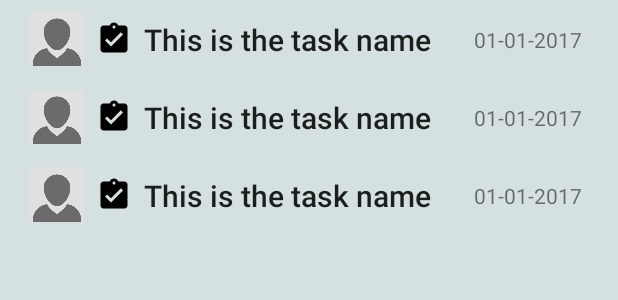
After one commit to hayeb/SDE, an Android app: the layout fragment_groupactivity_list.xml on its own in the app's theme, with its tools: preview values and no code run, on a phone screen of 412 x 824 dp. The commit adds this screen. Shown: the top 300 px of the screen. Run offline under Robolectric (Android 15) with nearby library versions, the phone set to English and light mode, and no system bars.

Commit message:
Add activity view in group overview

```diff
--- a/propr-app/app/src/main/java/giphouse/nl/proprapp/dagger/ProprApplicationComponent.java
+++ b/propr-app/app/src/main/java/giphouse/nl/proprapp/dagger/ProprApplicationComponent.java
@@ -10,6 +10,7 @@ import giphouse.nl.proprapp.account.ui.RegisterAccountActivity;
 import giphouse.nl.proprapp.ui.group.GroupAddActivity;
 import giphouse.nl.proprapp.ui.group.GroupJoinActivity;
 import giphouse.nl.proprapp.ui.group.GroupListActivity;
+import giphouse.nl.proprapp.ui.group.overview.GroupActivityFragment;
 import giphouse.nl.proprapp.ui.group.overview.GroupMembersFragment;
 import giphouse.nl.proprapp.ui.group.overview.MyTasksFragment;
 
@@ -37,4 +38,6 @@ public interface ProprApplicationComponent {
 	void inject(SplashActivity splashActivity);
 
 	void inject(GroupMembersFragment groupMembersFragment);
+
+	void inject(GroupActivityFragment groupActivityFragment);
 }
--- a/propr-app/app/src/main/java/giphouse/nl/proprapp/service/task/TaskService.java
+++ b/propr-app/app/src/main/java/giphouse/nl/proprapp/service/task/TaskService.java
@@ -12,6 +12,9 @@ import retrofit2.http.Query;
  */
 public interface TaskService {
 
-	@GET("api/task/group")
+	@GET("api/task/group/user")
 	Call<List<TaskDto>> getTasksForUserInGroup(final @Query("groupname") String groupname);
+
+	@GET("api/task/group/done")
+	Call<List<TaskDto>> getDoneTasksInGroup(final @Query("groupname") String groupname);
 }
--- a/propr-app/app/src/main/java/giphouse/nl/proprapp/ui/group/overview/GroupMembersFragment.java
+++ b/propr-app/app/src/main/java/giphouse/nl/proprapp/ui/group/overview/GroupMembersFragment.java
@@ -32,6 +32,7 @@ import retrofit2.Call;
 import retrofit2.Callback;
 import retrofit2.Response;
 
+// TODO: Move to a separate activity
 public class GroupMembersFragment extends Fragment {
 	private static final String ARG_PARAM1 = "groupname";
 
--- /dev/null
+++ b/propr-app/app/src/main/res/drawable/ic_assignment_turned_in_black_24dp.xml
@@ -0,0 +1,9 @@
+<vector xmlns:android="http://schemas.android.com/apk/res/android"
+        android:width="24dp"
+        android:height="24dp"
+        android:viewportWidth="24.0"
+        android:viewportHeight="24.0">
+    <path
+        android:fillColor="#FF000000"
+        android:pathData="M19,3h-4.18C14.4,1.84 13.3,1 12,1c-1.3,0 -2.4,0.84 -2.82,2L5,3c-1.1,0 -2,0.9 -2,2v14c0,1.1 0.9,2 2,2h14c1.1,0 2,-0.9 2,-2L21,5c0,-1.1 -0.9,-2 -2,-2zM12,3c0.55,0 1,0.45 1,1s-0.45,1 -1,1 -1,-0.45 -1,-1 0.45,-1 1,-1zM10,17l-4,-4 1.41,-1.41L10,14.17l6.59,-6.59L18,9l-8,8z"/>
+</vector>
--- a/propr-app/app/src/main/res/drawable/ic_people_black_24dp.xml
+++ b/propr-app/app/src/main/res/drawable/ic_people_black_24dp.xml
@@ -4,6 +4,6 @@
         android:viewportWidth="24.0"
         android:viewportHeight="24.0">
     <path
-        android:fillColor="#FF000000"
+        android:fillColor="@color/white"
         android:pathData="M16,11c1.66,0 2.99,-1.34 2.99,-3S17.66,5 16,5c-1.66,0 -3,1.34 -3,3s1.34,3 3,3zM8,11c1.66,0 2.99,-1.34 2.99,-3S9.66,5 8,5C6.34,5 5,6.34 5,8s1.34,3 3,3zM8,13c-2.33,0 -7,1.17 -7,3.5L1,19h14v-2.5c0,-2.33 -4.67,-3.5 -7,-3.5zM16,13c-0.29,0 -0.62,0.02 -0.97,0.05 1.16,0.84 1.97,1.97 1.97,3.45L17,19h6v-2.5c0,-2.33 -4.67,-3.5 -7,-3.5z"/>
 </vector>
--- /dev/null
+++ b/propr-app/app/src/main/res/layout/fragment_groupactivity.xml
@@ -0,0 +1,59 @@
+<?xml version="1.0" encoding="utf-8"?>
+<android.support.constraint.ConstraintLayout xmlns:android="http://schemas.android.com/apk/res/android"
+	xmlns:app="http://schemas.android.com/apk/res-auto"
+	xmlns:tools="http://schemas.android.com/tools"
+	android:id="@+id/linearLayout3"
+	android:layout_width="match_parent"
+	android:layout_height="wrap_content">
+
+	<ImageView
+		android:id="@+id/task_assignee_image"
+		android:layout_width="36dp"
+		android:layout_height="36dp"
+		android:layout_marginBottom="8dp"
+		android:layout_marginStart="4dp"
+		android:layout_marginTop="8dp"
+		android:contentDescription="@string/description_task_assignee"
+		app:layout_constraintBottom_toBottomOf="parent"
+		app:layout_constraintStart_toStartOf="parent"
+		app:layout_constraintTop_toTopOf="parent"
+		app:srcCompat="@drawable/placeholder_avatar" />
+
+	<ImageView
+		android:id="@+id/task_status_image"
+		android:layout_width="24dp"
+		android:layout_height="24dp"
+		android:layout_marginStart="8dp"
+		android:contentDescription="@string/description_task_state"
+		app:layout_constraintBottom_toBottomOf="parent"
+		app:layout_constraintStart_toEndOf="@+id/task_assignee_image"
+		app:layout_constraintTop_toTopOf="parent"
+		app:srcCompat="@drawable/ic_assignment_turned_in_black_24dp" />
+
+	<TextView
+		android:id="@+id/task_name_text"
+		android:layout_width="wrap_content"
+		android:layout_height="wrap_content"
+		android:layout_marginBottom="8dp"
+		android:layout_marginStart="8dp"
+		android:layout_marginTop="8dp"
+		android:text="@string/placeholder_task_name"
+		android:textAppearance="@style/TextAppearance.AppCompat.Light.SearchResult.Title"
+		app:layout_constraintBottom_toBottomOf="parent"
+		app:layout_constraintStart_toEndOf="@+id/task_status_image"
+		app:layout_constraintTop_toTopOf="parent"
+		app:layout_constraintVertical_bias="0.533" />
+
+	<TextView
+		android:id="@+id/task_due_date_text"
+		android:layout_width="wrap_content"
+		android:layout_height="wrap_content"
+		android:layout_marginBottom="8dp"
+		android:layout_marginEnd="8dp"
+		android:layout_marginTop="8dp"
+		android:text="@string/placeholder_date"
+		app:layout_constraintBottom_toBottomOf="parent"
+		app:layout_constraintEnd_toEndOf="parent"
+		app:layout_constraintTop_toTopOf="parent" />
+
+</android.support.constraint.ConstraintLayout>
--- /dev/null
+++ b/propr-app/app/src/main/res/layout/fragment_groupactivity_list.xml
@@ -0,0 +1,13 @@
+<?xml version="1.0" encoding="utf-8"?>
+<android.support.v7.widget.RecyclerView xmlns:android="http://schemas.android.com/apk/res/android"
+	xmlns:app="http://schemas.android.com/apk/res-auto"
+	xmlns:tools="http://schemas.android.com/tools"
+	android:id="@+id/list"
+	android:name="giphouse.nl.proprapp.ui.group.overview.GroupActivityFragment"
+	android:layout_width="match_parent"
+	android:layout_height="match_parent"
+	android:layout_marginLeft="16dp"
+	android:layout_marginRight="16dp"
+	app:layoutManager="LinearLayoutManager"
+	tools:context="giphouse.nl.proprapp.ui.group.overview.GroupActivityFragment"
+	tools:listitem="@layout/fragment_groupactivity" />
--- a/propr-app/app/src/main/res/values/colors.xml
+++ b/propr-app/app/src/main/res/values/colors.xml
@@ -10,5 +10,5 @@
 	<color name="colorPrimaryDark">#03414E</color>
 	<color name="colorAccent">#E4634D</color>
 
-	<color name="white">#FFFFFF</color>
+	<color name="white">#fff9e4</color>
 </resources>
--- a/propr-app/app/src/main/res/values/strings.xml
+++ b/propr-app/app/src/main/res/values/strings.xml
@@ -80,4 +80,8 @@
 	<string name="item_title_settings">Settings</string>
 	<string name="item_title_tasks">Tasks</string>
 	<string name="item_title_members">Members</string>
+	<string name="description_task_assignee">Task assignee image</string>
+	<string name="description_task_state">Task state image</string>
+	<string name="placeholder_task_name">This is the task name</string>
+	<string name="placeholder_date">01-01-2017</string>
 </resources>
--- a/propr-backend/src/main/java/nl/giphouse/propr/controller/GroupController.java
+++ b/propr-backend/src/main/java/nl/giphouse/propr/controller/GroupController.java
@@ -112,12 +112,12 @@ public class GroupController
 	@RequestMapping(value = "/join", method = RequestMethod.POST)
 	public ResponseEntity<Void> joinGroup(@RequestBody final GroupJoinDto groupJoinDto, final Principal principal)
 	{
-		if (groupRepository.countByName(groupJoinDto.getGroupName()) == 0)
+		final Group group = groupRepository.findGroupByName(groupJoinDto.getGroupName());
+
+		if (group == null)
 		{
 			return ResponseEntity.notFound().build();
 		}
-
-		final Group group = groupRepository.findGroupByName(groupJoinDto.getGroupName());
 
 		if (!group.getInviteCode().equals(groupJoinDto.getEnteredCode()))
 		{
--- a/propr-backend/src/main/java/nl/giphouse/propr/controller/TaskController.java
+++ b/propr-backend/src/main/java/nl/giphouse/propr/controller/TaskController.java
@@ -2,6 +2,7 @@ package nl.giphouse.propr.controller;
 
 import java.security.Principal;
 import java.util.Arrays;
+import java.util.Comparator;
 import java.util.List;
 import java.util.stream.Collectors;
 
@@ -11,6 +12,7 @@ import lombok.extern.slf4j.Slf4j;
 
 import nl.giphouse.propr.dto.task.TaskDto;
 import nl.giphouse.propr.model.group.Group;
+import nl.giphouse.propr.model.task.AssignedTask;
 import nl.giphouse.propr.model.task.TaskFactory;
 import nl.giphouse.propr.dto.task.TaskStatus;
 import nl.giphouse.propr.model.user.User;
@@ -44,7 +46,7 @@ public class TaskController
 	@Inject
 	private TaskFactory taskFactory;
 
-	@RequestMapping(method = RequestMethod.GET, value = "/group")
+	@RequestMapping(method = RequestMethod.GET, value = "/group/user")
 	public ResponseEntity<?> getTasksForUserInGroup(final Principal principal, final @RequestParam String groupname)
 	{
 		final User user = (User) userService.loadUserByUsername(principal.getName());
@@ -78,6 +80,7 @@ public class TaskController
 		}
 
 		final List<TaskDto> doneTasks = taskRepository.findAllByDefinitionGroupAndStatusIn(group, Arrays.asList(TaskStatus.DONE, TaskStatus.OVERDUE)).stream()
+			.sorted(Comparator.comparing(AssignedTask::getDueDate))
 			.map(taskFactory::fromEntity)
 			.collect(Collectors.toList());
 
--- a/propr-backend/src/main/java/nl/giphouse/propr/model/task/TaskDefinition.java
+++ b/propr-backend/src/main/java/nl/giphouse/propr/model/task/TaskDefinition.java
@@ -44,7 +44,7 @@ public class TaskDefinition {
 	@Column
 	private TaskWeight weight;
 
-	@Enumerated
+	@Enumerated(EnumType.STRING)
 	@Column(nullable = false)
 	private PeriodType periodType;
 
--- a/propr-backend/src/main/java/nl/giphouse/propr/model/task/TaskFactory.java
+++ b/propr-backend/src/main/java/nl/giphouse/propr/model/task/TaskFactory.java
@@ -19,7 +19,7 @@ public class TaskFactory
 			.description(task.getDefinition().getDescription())
 			.assigneeId(task.getAssignee().getId())
 			.groupId(task.getAssignee().getId())
-			.dueDate(task.getDueDate().format(DateTimeFormatter.ofPattern("d-M-yyyy")))
+			.dueDate(task.getDueDate().format(DateTimeFormatter.ofPattern("dd-MM-yyyy")))
 			.weight(task.getDefinition().getWeight())
 			.status(task.getStatus())
 			.build();
```
Also changed, not shown: propr-app/app/src/main/java/giphouse/nl/proprapp/ui/group/overview/GroupActivityAdapter.java (added, +101 -0 lines), propr-app/app/src/main/java/giphouse/nl/proprapp/ui/group/overview/GroupActivityFragment.java (added, +127 -0 lines), propr-app/app/src/main/java/giphouse/nl/proprapp/ui/group/overview/GroupOverviewActivity.java (+12 -3 lines), propr-app/app/src/main/res/drawable/ic_assignment_late_black_24dp.xml (added, +9 -0 lines), 2 other files.
